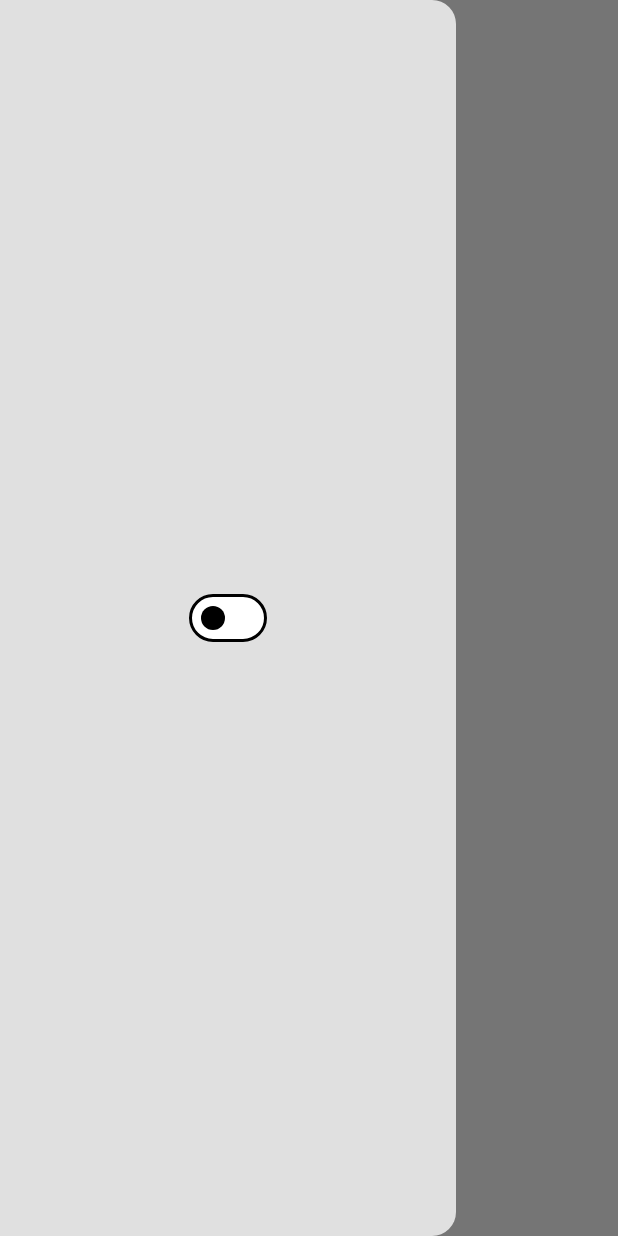
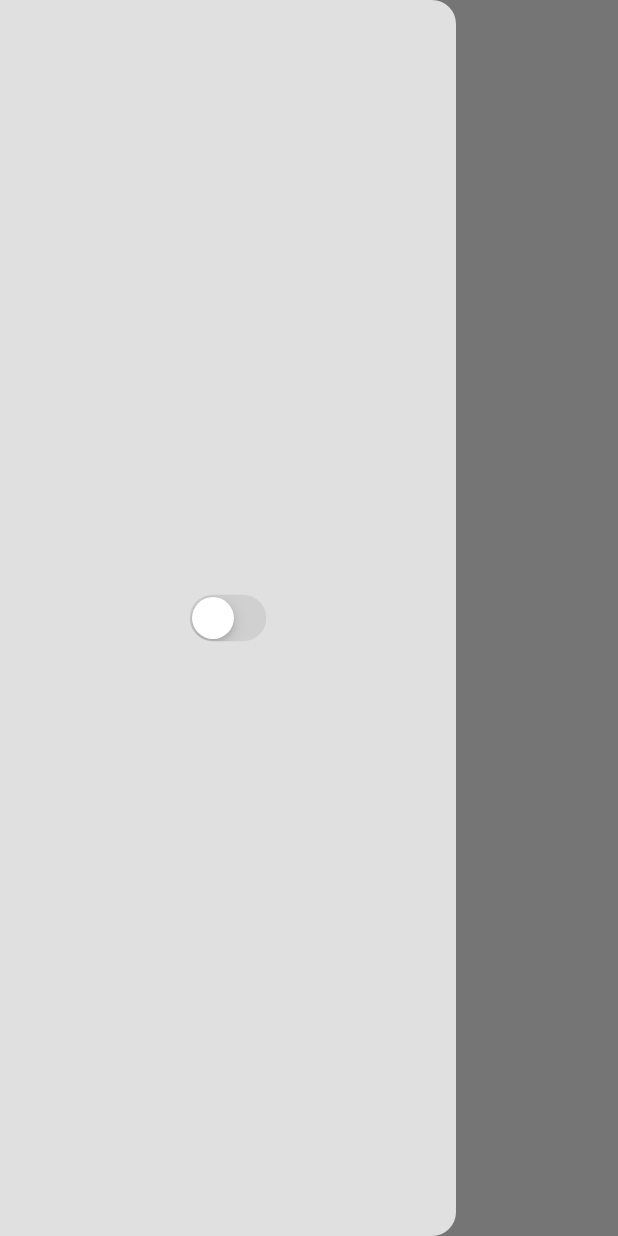
Before and after one commit to Azhilus/HabitTracker, a Flutter app: the screen it shows after launch, with the side drawer open, on a phone screen of 412 x 824 dp. Run offline on Flutter 3.47's test engine with Material 3 defaults, Android fonts, the phone set to English and light mode, and no system bars.

Commit message:
Issue Fix

```diff
--- a/lib/main.dart
+++ b/lib/main.dart
@@ -1,25 +1,32 @@
 import 'package:flutter/material.dart';
 import 'pages/home_page.dart';
 import 'theme/theme_provider.dart';
-import 'package:provider/provider.dart';
 import 'theme/light_mode.dart';
 import 'theme/dark_mode.dart';
+import 'package:provider/provider.dart';
 
 void main() {
-  runApp(ChangeNotifierProvider(
-      create: (context) => ThemeProvider(), child: const MyApp()));
+  runApp(
+    ChangeNotifierProvider(
+      create: (context) => ThemeProvider(),
+      child: const MyApp(),
+    ),
+  );
 }
 
 class MyApp extends StatelessWidget {
   const MyApp({Key? key}) : super(key: key);
 
-  // This widget is the root of your application.
   @override
   Widget build(BuildContext context) {
     return MaterialApp(
-      debugShowCheckedModeBanner: false, // remove debug banner
+      debugShowCheckedModeBanner: false,
       home: HomePage(),
-      theme: Provider.of<ThemeProvider>(context).themeMode,
+      theme: LightMode.theme,
+      darkTheme: DarkMode.theme,
+      themeMode: Provider.of<ThemeProvider>(context).isDarkMode
+          ? ThemeMode.dark
+          : ThemeMode.light,
     );
   }
 }
--- a/lib/pages/home_page.dart
+++ b/lib/pages/home_page.dart
@@ -18,7 +18,7 @@ class _HomePageState extends State<HomePage> {
         drawer: Drawer(
           backgroundColor: Theme.of(context).colorScheme.background,
           child: Center(
-            child: Switch(
+            child: CupertinoSwitch(
               value: Provider.of<ThemeProvider>(context).isDarkMode,
               onChanged: (value) =>
                   Provider.of<ThemeProvider>(context, listen: false)
--- a/lib/theme/dark_mode.dart
+++ b/lib/theme/dark_mode.dart
@@ -1,11 +1,19 @@
 import 'package:flutter/material.dart';
 
-ThemeData darkMode = ThemeData(
-  colorScheme: ColorScheme.light(
+class DarkMode {
+  static ThemeData get theme {
+    return ThemeData(
+      colorScheme: ColorScheme.dark(
         background: Colors.grey.shade900,
         primary: Colors.grey.shade600,
         secondary: Colors.grey.shade700,
         tertiary: Colors.grey.shade800,
-    inversePrimary: Colors.grey.shade300,
+        surface: Colors.grey.shade800,
+        onBackground: Colors.white,
+        onPrimary: Colors.white,
+        onSecondary: Colors.white,
+        onSurface: Colors.white,
       ),
     );
+  }
+}
--- a/lib/theme/light_mode.dart
+++ b/lib/theme/light_mode.dart
@@ -1,6 +1,8 @@
 import 'package:flutter/material.dart';
 
-ThemeData lightMode = ThemeData(
+class LightMode {
+  static ThemeData get theme {
+    return ThemeData(
       colorScheme: ColorScheme.light(
         background: Colors.grey.shade300,
         primary: Colors.grey.shade500,
@@ -9,3 +11,5 @@ ThemeData lightMode = ThemeData(
         inversePrimary: Colors.grey.shade900,
       ),
     );
+  }
+}
--- a/lib/theme/theme_provider.dart
+++ b/lib/theme/theme_provider.dart
@@ -1,24 +1,19 @@
+import 'package:flutter/cupertino.dart';
 import 'package:flutter/material.dart';
+import 'dark_mode.dart';
 import 'light_mode.dart';
-import 'dark_mode.dart';
 
-class ThemeProvider extends ChangeNotifier {
-  ThemeData _themeData = lightMode;
+class ThemeProvider with ChangeNotifier {
+  bool _isDarkMode = false;
 
-  ThemeData get themeMode => _themeData;
+  bool get isDarkMode => _isDarkMode;
 
-  bool get isDarkMode => _themeData == darkMode;
-
-  set themeData(ThemeData themeData) {
-    _themeData = themeData;
+  void toggleTheme() {
+    _isDarkMode = !_isDarkMode;
     notifyListeners();
   }
 
-  void toggleTheme() {
-    if (_themeData == lightMode) {
-      _themeData = darkMode;
-    } else {
-      _themeData = lightMode;
-    }
+  ThemeData get themeMode {
+    return _isDarkMode ? DarkMode.theme : LightMode.theme;
   }
 }
```
Lines whose indentation alone changed are shown as unchanged.
